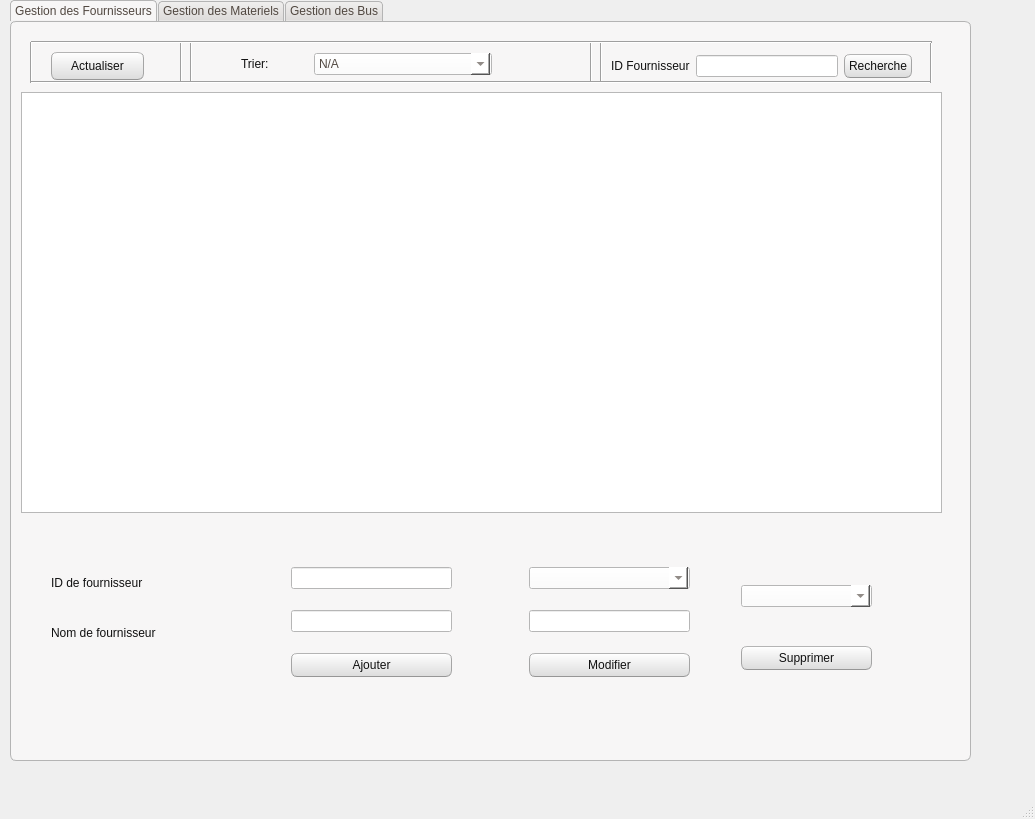
Old version of the form gestionbus/ProjetKhaled/projetkhaled.ui in the repository KhaledKhm/bus.
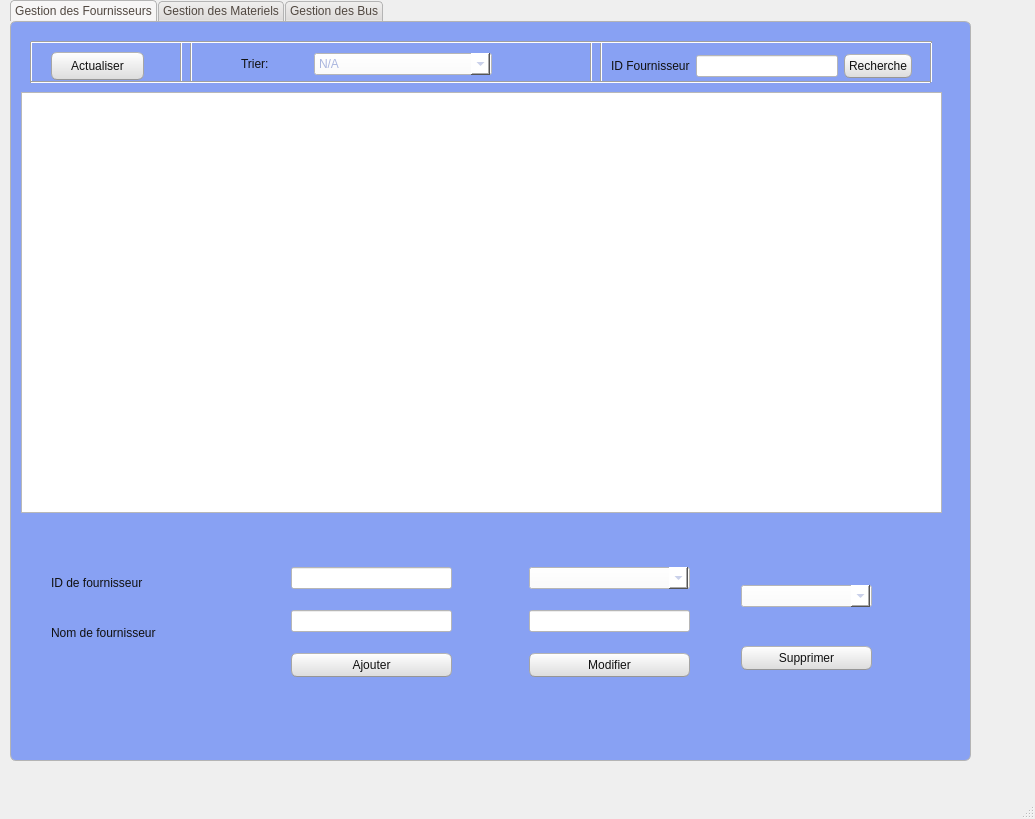
New version of the form. The open tabs and pages were chosen to show the change.

The edit to the form file:
```diff
--- a/gestionbus/ProjetKhaled/projetkhaled.ui
+++ b/gestionbus/ProjetKhaled/projetkhaled.ui
@@ -29,7 +29,7 @@
     <property name="styleSheet">
      <string notr="true">QMainWindow {
 
-	background-color:#f0f0f0;
+	background-color:rgb(136,161,243);
 
 }
 
@@ -97,7 +97,7 @@
 
 QComboBox {
 
-	color:rgb(81,72,65);
+	color:rgb(170,182,222);
 
 	background: #ffffff;
 
@@ -176,7 +176,8 @@
 QLabel {
 
 	color:rgb(17,17,17);
-
+	
+	font: 75 8pt &quot;Times New Roman&quot;;
 }
 
 QLineEdit {
@@ -1027,7 +1028,7 @@
 
 	color:rgb(0,0,0);
 
-	background-color:rgb(247,246,246);
+	background-color:rgb(170,182,222)
 
 }
 
@@ -1035,7 +1036,7 @@
 
 	border-color: rgb(180,180,180);
 
-	background-color:rgb(247,246,246);
+	background-color:rgb(136,161,243);
 
 	border-style: solid;
 
```
Left out of the diff: 6 changed lines with no effect on the pictures.
